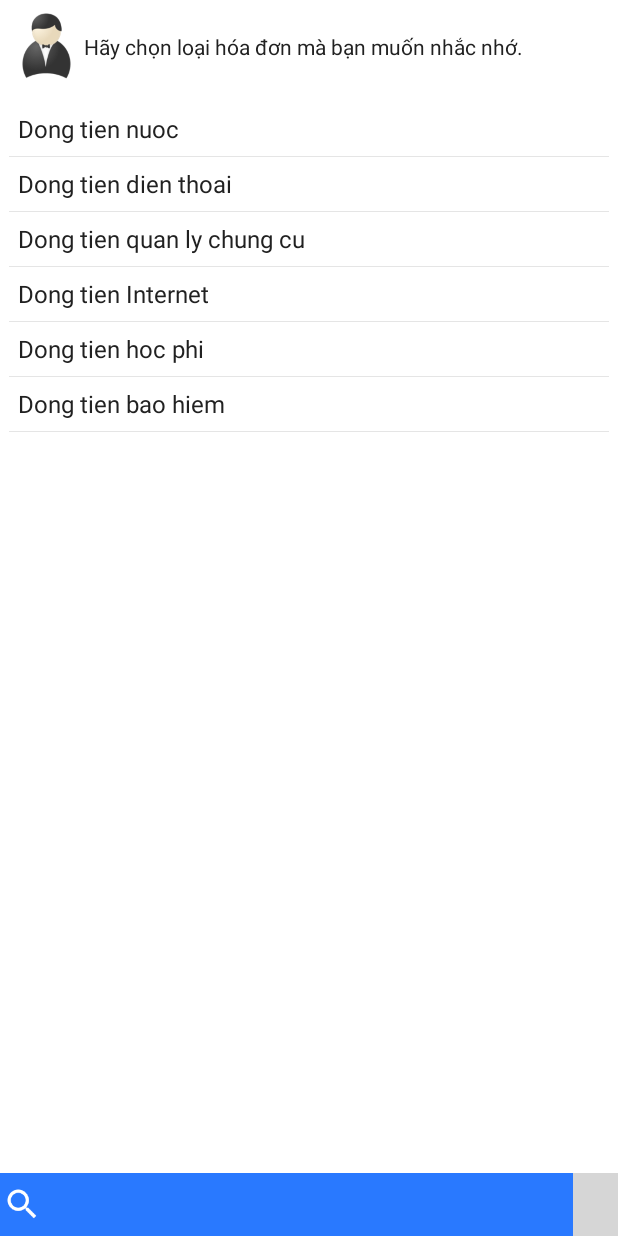
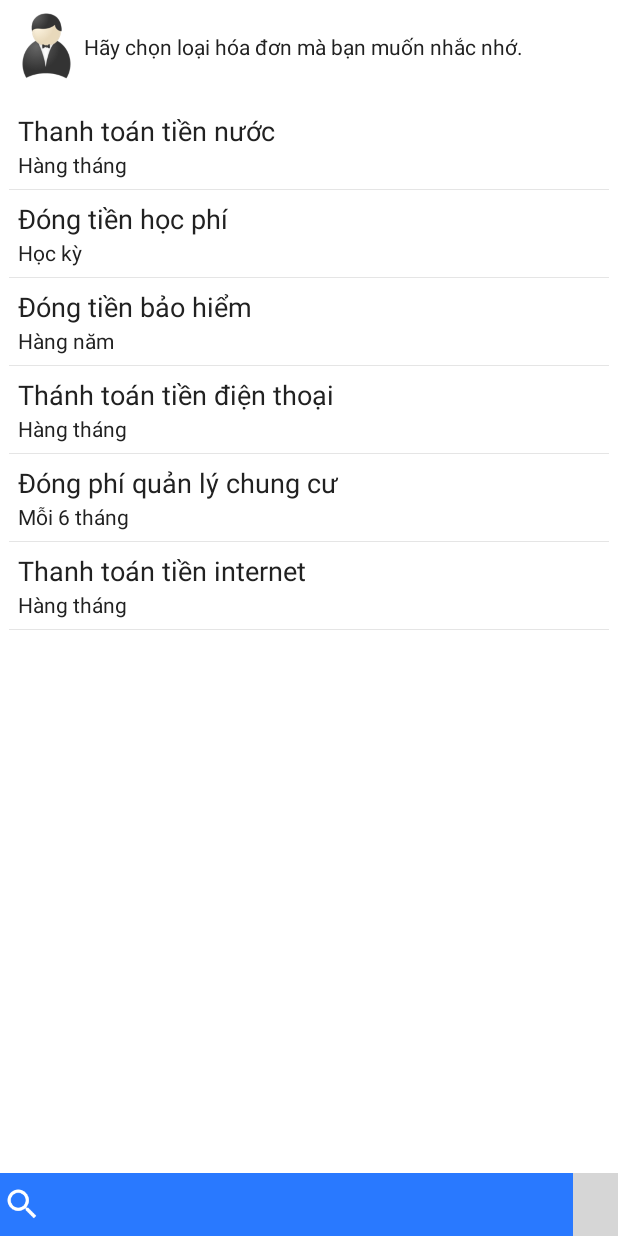
Before and after one commit to MinhNKB/ebutler-capstone-project, an Android app: the TaskList screen opened directly, with no data from a screen before it, on a phone screen of 412 x 824 dp. Run offline under Robolectric (Android 15) with nearby library versions, the phone set to English and light mode, and no system bars; grey boxes are pictures that could not be loaded.

Commit message:
Massive change 02: - Vietnamese Search Engine - Vietnamese demo dataset - Set touch listener for Dashboard.java, CategoryList.java, TaskList.java, UserWizard.java - Add disabled round button 'Add'

```diff
--- a/app/src/main/java/com/guardian/ebutler/ebutler/TaskList.java
+++ b/app/src/main/java/com/guardian/ebutler/ebutler/TaskList.java
@@ -4,9 +4,12 @@ import android.app.Activity;
 import android.content.Context;
 import android.content.Intent;
 import android.os.Bundle;
+import android.view.MotionEvent;
 import android.view.View;
+import android.view.ViewGroup;
 import android.view.inputmethod.InputMethodManager;
 import android.widget.AdapterView;
+import android.widget.EditText;
 import android.widget.ImageButton;
 import android.widget.ImageView;
 import android.widget.ListView;
@@ -43,6 +46,8 @@ public class TaskList extends Activity {
         this.priListViewTask.setAdapter(this.priCustomListAdapter);
 
         this.initListeners();
+
+        setupUI(findViewById(R.id.task_list_layout));
     }
 
     private void initListeners() {
@@ -87,6 +92,10 @@ public class TaskList extends Activity {
 
     private boolean searchView_onTextChange(String newText)
     {
+        if (newText != null && !newText.equals(""))
+            this.priButtonRoundAdd.setImageResource(R.mipmap.ic_add_round);
+        else
+            this.priButtonRoundAdd.setImageResource(R.mipmap.ic_add_round_disabled);
         this.priCustomListAdapter.getFilter().filter(newText);
         return true;
     }
@@ -104,22 +113,22 @@ public class TaskList extends Activity {
         List<CustomListItem> result = new ArrayList<CustomListItem>();
         CustomListItem lTask;
 
-        lTask = new CustomListItem("Dong tien nuoc", null, null, R.color.transparent);
+        lTask = new CustomListItem("Thanh toán tiền nước", "Hàng tháng", null, R.color.transparent);
         result.add(lTask);
 
-        lTask = new CustomListItem("Dong tien dien thoai", null, null, R.color.transparent);
+        lTask = new CustomListItem("Đóng tiền học phí", "Học kỳ", null, R.color.transparent);
         result.add(lTask);
 
-        lTask = new CustomListItem("Dong tien quan ly chung cu", null, null, R.color.transparent);
+        lTask = new CustomListItem("Đóng tiền bảo hiểm", "Hàng năm", null, R.color.transparent);
         result.add(lTask);
 
-        lTask = new CustomListItem("Dong tien Internet", null, null, R.color.transparent);
+        lTask = new CustomListItem("Thánh toán tiền điện thoại", "Hàng tháng", null, R.color.transparent);
         result.add(lTask);
 
-        lTask = new CustomListItem("Dong tien hoc phi", null, null, R.color.transparent);
+        lTask = new CustomListItem("Đóng phí quản lý chung cư", "Mỗi 6 tháng", null, R.color.transparent);
         result.add(lTask);
 
-        lTask = new CustomListItem("Dong tien bao hiem", null, null, R.color.transparent);
+        lTask = new CustomListItem("Thanh toán tiền internet", "Hàng tháng", null, R.color.transparent);
         result.add(lTask);
 
         return result;
@@ -150,4 +159,26 @@ public class TaskList extends Activity {
         InputMethodManager imm = (InputMethodManager) getSystemService(Context.INPUT_METHOD_SERVICE);
         imm.showSoftInput(this.priSearchView, InputMethodManager.SHOW_IMPLICIT);
     }
+
+    public static void hideSoftKeyboard(Activity iActivity) {
+        InputMethodManager lInputMethodManager = (InputMethodManager)  iActivity.getSystemService(Activity.INPUT_METHOD_SERVICE);
+        lInputMethodManager.hideSoftInputFromWindow(iActivity.getCurrentFocus().getWindowToken(), 0);
+    }
+
+    public void setupUI(View view) {
+        if(!(view instanceof EditText) || !(view instanceof SearchView)) {
+            view.setOnTouchListener(new View.OnTouchListener() {
+                public boolean onTouch(View v, MotionEvent event) {
+                    hideSoftKeyboard(TaskList.this);
+                    return false;
+                }
+            });
+        }
+        if (view instanceof ViewGroup) {
+            for (int i = 0; i < ((ViewGroup) view).getChildCount(); i++) {
+                View innerView = ((ViewGroup) view).getChildAt(i);
+                setupUI(innerView);
+            }
+        }
+    }
 }
--- a/app/src/main/res/layout/activity_category_list.xml
+++ b/app/src/main/res/layout/activity_category_list.xml
@@ -8,7 +8,8 @@
     android:paddingLeft="@dimen/activity_horizontal_margin"
     android:paddingRight="@dimen/activity_horizontal_margin"
     android:paddingTop="@dimen/activity_vertical_margin"
-    tools:context=".CategoryList">
+    tools:context=".CategoryList"
+    android:id="@+id/category_list_layout">
 
 
     <LinearLayout
@@ -48,7 +49,7 @@
             android:layout_height="@dimen/taskbar_iconSize"
             android:layout_marginTop="@dimen/layout_padding"
             android:layout_alignParentBottom="true"
-            android:src="@mipmap/ic_add_round"
+            android:src="@mipmap/ic_add_round_disabled"
             android:onClick="buttonRoundAdd_onClick"/>
     </LinearLayout>
 
--- a/app/src/main/res/layout/activity_dashboard.xml
+++ b/app/src/main/res/layout/activity_dashboard.xml
@@ -8,7 +8,8 @@
     android:paddingRight="@dimen/activity_horizontal_margin"
     android:paddingTop="@dimen/activity_vertical_margin"
     android:orientation="vertical"
-    tools:context="com.guardian.ebutler.ebutler.Dashboard">
+    tools:context="com.guardian.ebutler.ebutler.Dashboard"
+    android:id="@+id/dashboard_layout">
 
     <LinearLayout
         android:id="@+id/dashboard_topBar"
@@ -47,7 +48,7 @@
             android:layout_height="@dimen/taskbar_iconSize"
             android:layout_marginTop="@dimen/layout_padding"
             android:layout_alignParentBottom="true"
-            android:src="@mipmap/ic_add_round"
+            android:src="@mipmap/ic_add_round_disabled"
             android:onClick="buttonRoundAdd_onClick"/>
     </LinearLayout>
     <LinearLayout
--- a/app/src/main/res/layout/activity_task_list.xml
+++ b/app/src/main/res/layout/activity_task_list.xml
@@ -8,7 +8,8 @@
     android:paddingRight="@dimen/activity_horizontal_margin"
     android:paddingTop="@dimen/activity_vertical_margin"
     android:orientation="vertical"
-    tools:context=".TaskList">
+    tools:context=".TaskList"
+    android:id="@+id/task_list_layout">
     <LinearLayout
         android:id="@+id/task_list_topBar"
         android:orientation="horizontal"
@@ -46,7 +47,7 @@
             android:layout_height="@dimen/taskbar_iconSize"
             android:layout_marginTop="@dimen/layout_padding"
             android:layout_alignParentBottom="true"
-            android:src="@mipmap/ic_add_round"
+            android:src="@mipmap/ic_add_round_disabled"
             android:onClick="buttonRoundAdd_onClick"/>
     </LinearLayout>
 
--- a/app/src/main/res/layout/activity_user_wizard.xml
+++ b/app/src/main/res/layout/activity_user_wizard.xml
@@ -3,7 +3,8 @@
 <LinearLayout xmlns:android="http://schemas.android.com/apk/res/android"
     android:orientation="vertical"
     android:layout_width="match_parent"
-    android:layout_height="match_parent">
+    android:layout_height="match_parent"
+    android:id="@+id/user_wizard_layout">
 
     <LinearLayout
         android:layout_width="match_parent"
--- a/app/src/main/res/layout/list_item_multiline.xml
+++ b/app/src/main/res/layout/list_item_multiline.xml
@@ -8,34 +8,36 @@
         android:background="@color/colorAccent"
         android:id="@+id/flag"
         android:layout_width="5dp"
-        android:layout_height="60dp"
+        android:layout_height="66dp"
         android:layout_alignParentTop="true"
         android:layout_marginRight="6dp"/>
     <TextView
         android:id="@+id/list_item_multiline_firstLine"
         android:layout_width="fill_parent"
-        android:layout_height="24dp"
+        android:layout_height="26dp"
         android:layout_alignParentTop="true"
         android:layout_toRightOf="@id/flag"
         android:gravity="center_vertical"
         android:text="Tập thể dục buổi sáng"
-        android:textSize="16dp" />
+        android:textSize="18sp" />
     <TextView
         android:id="@+id/list_item_multiline_secondLine"
         android:layout_width="fill_parent"
-        android:layout_height="18dp"
+        android:layout_height="20dp"
         android:layout_below="@id/list_item_multiline_firstLine"
         android:layout_toRightOf="@id/flag"
+        android:gravity="center_vertical"
         android:singleLine="true"
         android:text="Sáng nay 7 giờ 30 phút"
-        android:textSize="12dp"/>
+        android:textSize="14sp"/>
     <TextView
         android:id="@+id/list_item_multiline_thirdLine"
         android:layout_width="fill_parent"
-        android:layout_height="wrap_content"
+        android:layout_height="18dp"
         android:layout_below="@id/list_item_multiline_secondLine"
         android:layout_toRightOf="@id/flag"
+        android:gravity="center_vertical"
         android:singleLine="true"
         android:text="Đã trễ 20ph"
-        android:textSize="10dp" />
+        android:textSize="12sp" />
 </RelativeLayout>
```
Also changed, not shown: app/src/main/java/com/guardian/ebutler/ebutler/CategoryList.java (+35 -5 lines), app/src/main/java/com/guardian/ebutler/ebutler/CustomListAdapter.java (+147 -4 lines), app/src/main/java/com/guardian/ebutler/ebutler/Dashboard.java (+32 -0 lines), app/src/main/java/com/guardian/ebutler/ebutler/wizard/UserWizard.java (+28 -0 lines), app/src/main/ic_add_round_disabled-web.png (added), app/src/main/res/mipmap-hdpi/ic_add_round_disabled.png (added), app/src/main/res/mipmap-mdpi/ic_add_round_disabled.png (added), app/src/main/res/mipmap-xhdpi/ic_add_round_disabled.png (added), app/src/main/res/mipmap-xxhdpi/ic_add_round_disabled.png (added), app/src/main/res/mipmap-xxxhdpi/ic_add_round_disabled.png (added).
